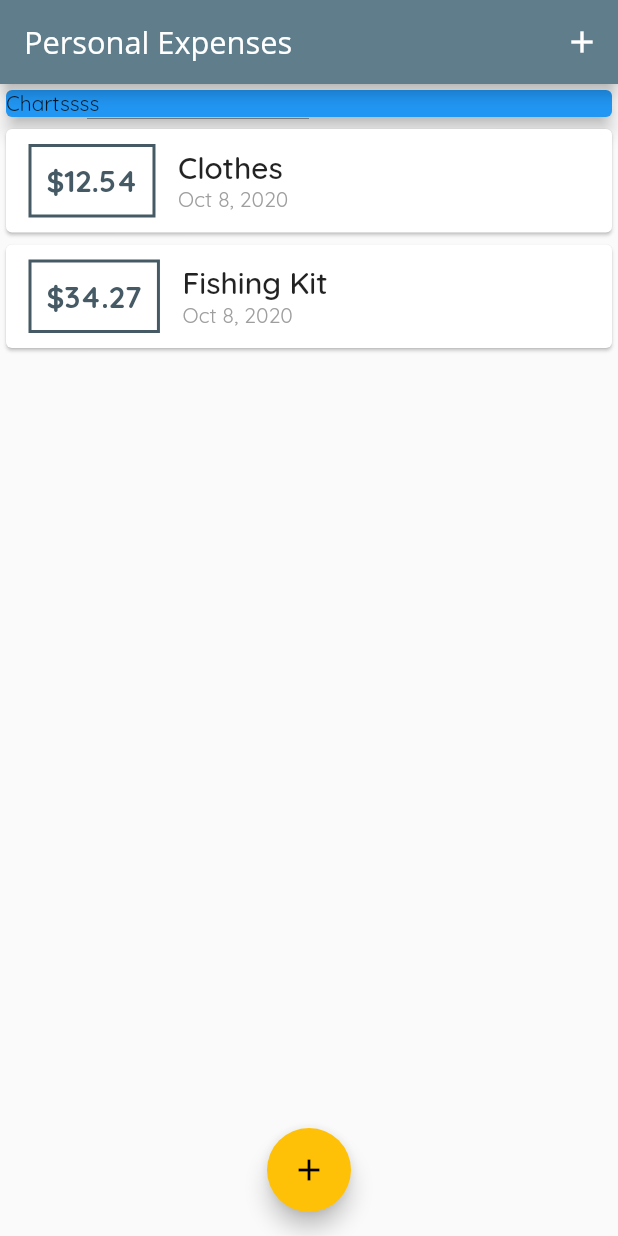
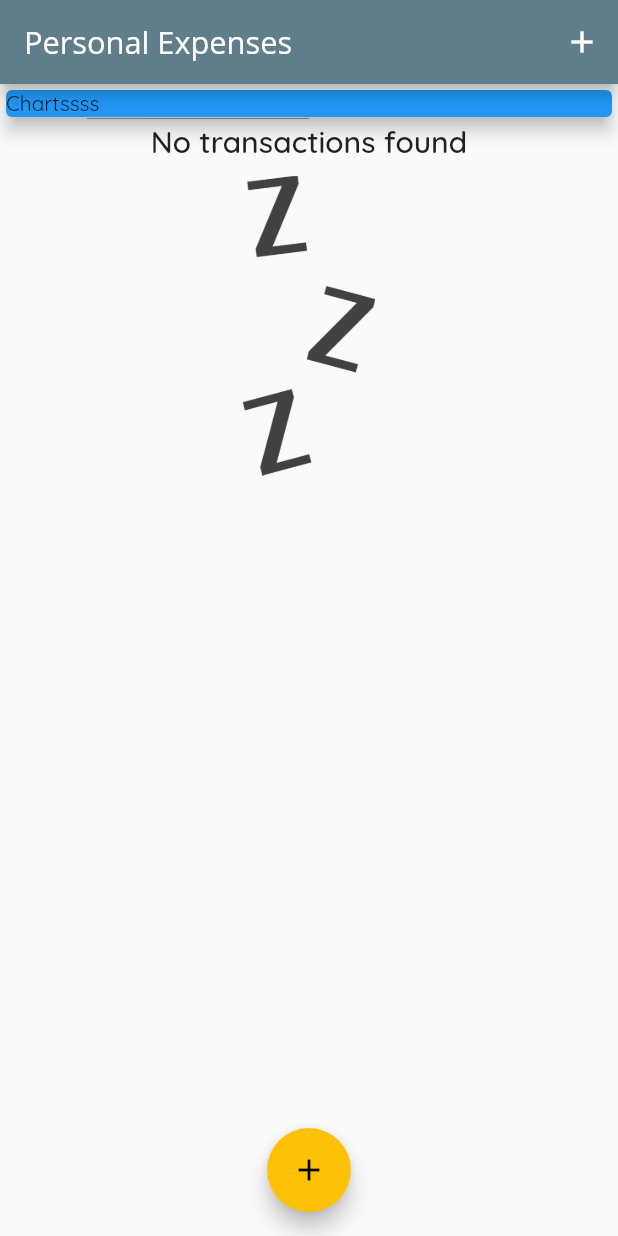
Before and after one commit to NCFUSN/Budget, a Flutter app: the screen it shows after launch, on a phone screen of 412 x 824 dp. Run offline on Flutter 3.47's test engine with Material 2 defaults, Android fonts, the phone set to English and light mode, and no system bars; Roboto replaces fonts that are missing (Open Sans).

```diff
--- a/lib/main.dart
+++ b/lib/main.dart
@@ -29,7 +29,7 @@ class MyHomePage extends StatefulWidget {
 
 class _MyHomePageState extends State<MyHomePage> {
   final List<Transaction> _transactions = [
-    Transaction(
+    /*Transaction(
         amount: 12.54,
         id: '4564433677',
         title: 'Clothes',
@@ -40,7 +40,7 @@ class _MyHomePageState extends State<MyHomePage> {
         id: '4564433678',
         title: 'Fishing Kit',
         time: DateTime.now(),
-        currency: '£')
+        currency: '£')*/
   ];
 
   void _addTransaction(String title, double amount) {
--- a/lib/widgets/transactions_list.dart
+++ b/lib/widgets/transactions_list.dart
@@ -10,7 +10,25 @@ class TransactionsList extends StatelessWidget {
   Widget build(BuildContext context) {
     return Container(
       height: 300,
-      child: ListView.builder(
+      child: transactions.isEmpty
+          ? Column(
+              children: [
+                Text('No transactions found',
+                    // ignore: deprecated_member_use
+                    style: Theme.of(context).textTheme.title),
+                SizedBox(
+                  height: 10,
+                ),
+                Container(
+                  height: 200,
+                  child: Image.asset(
+                    'assets/images/waiting.png',
+                    fit: BoxFit.cover,
+                  ),
+                )
+              ],
+            )
+          : ListView.builder(
               itemBuilder: (ctx, index) {
                 return Card(
                   child: Row(
--- a/pubspec.yaml
+++ b/pubspec.yaml
@@ -46,8 +46,8 @@ flutter:
   uses-material-design: true
 
   # To add assets to your application, add an assets section, like this:
-  # assets:
-  #   - images/a_dot_burr.jpeg
+  assets:
+    - assets/images/waiting.png
   #   - images/a_dot_ham.jpeg
 
   # An image asset can refer to one or more resolution-specific "variants", see
```
Lines whose indentation alone changed are shown as unchanged.
